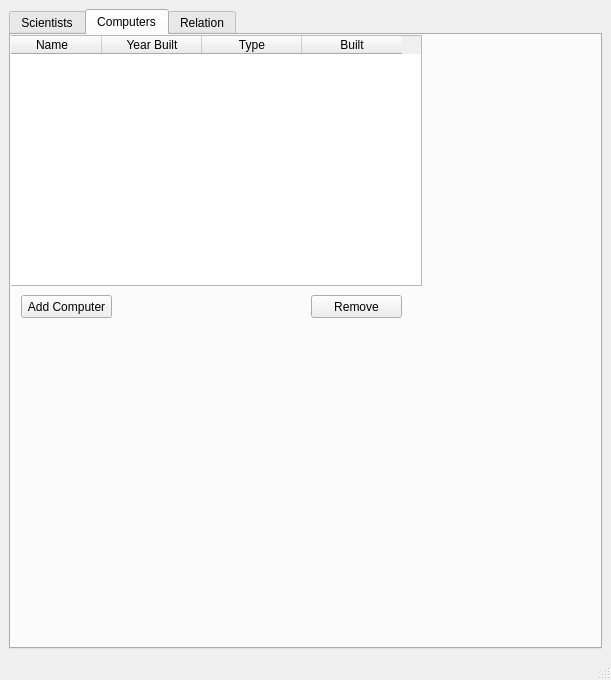
Qt form Verklegt/mainmenu.ui (disaerna/T-113-VLN1) before a commit.
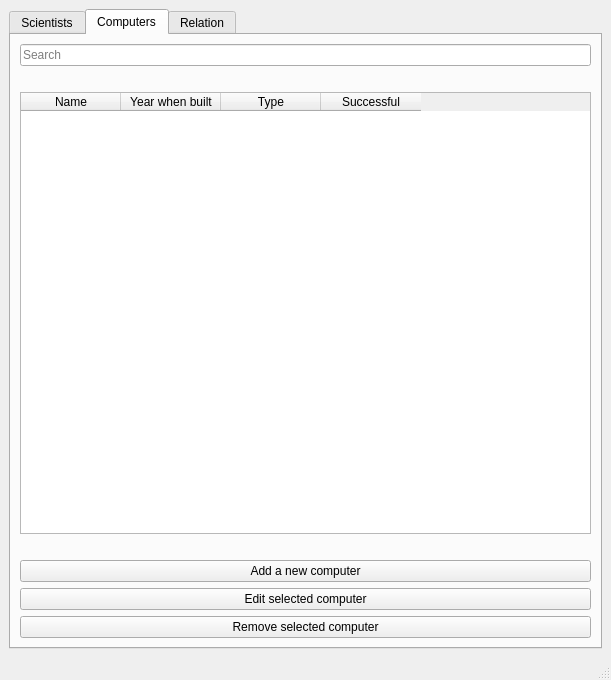
The same form after that commit. The open tabs and pages were chosen to show the change.

Commit message: Computer view + add Computer

```diff
--- a/Verklegt/mainmenu.ui
+++ b/Verklegt/mainmenu.ui
@@ -20,8 +20,8 @@
    <string>MainWindow</string>
   </property>
   <widget class="QWidget" name="centralwidget">
-   <layout class="QGridLayout" name="gridLayout">
-    <item row="0" column="0">
+   <layout class="QHBoxLayout" name="horizontalLayout">
+    <item>
      <widget class="QTabWidget" name="Mainmenu_tabs">
       <property name="minimumSize">
        <size>
@@ -172,41 +172,38 @@
        <attribute name="title">
         <string>Computers</string>
        </attribute>
-       <widget class="QPushButton" name="pushButton_AddComputer">
-        <property name="geometry">
-         <rect>
-          <x>10</x>
-          <y>260</y>
-          <width>91</width>
-          <height>23</height>
-         </rect>
-        </property>
-        <property name="text">
-         <string>Add Computer</string>
-        </property>
-       </widget>
-       <widget class="QPushButton" name="pushButton_RemoveComputer">
-        <property name="geometry">
-         <rect>
-          <x>300</x>
-          <y>260</y>
-          <width>91</width>
-          <height>23</height>
-         </rect>
-        </property>
-        <property name="text">
-         <string>Remove</string>
-        </property>
-       </widget>
+       <layout class="QVBoxLayout" name="verticalLayout_2">
+        <item>
+         <widget class="QLineEdit" name="Input_Search_Computer">
+          <property name="placeholderText">
+           <string>Search</string>
+          </property>
+         </widget>
+        </item>
+        <item>
+         <spacer name="horizontalSpacer_3">
+          <property name="orientation">
+           <enum>Qt::Horizontal</enum>
+          </property>
+          <property name="sizeHint" stdset="0">
+           <size>
+            <width>566</width>
+            <height>20</height>
+           </size>
+          </property>
+         </spacer>
+        </item>
+        <item>
        <widget class="QTableWidget" name="table_Computers">
-        <property name="geometry">
-         <rect>
-          <x>-10</x>
-          <y>0</y>
-          <width>421</width>
-          <height>251</height>
-         </rect>
-        </property>
+          <property name="alternatingRowColors">
+           <bool>true</bool>
+          </property>
+          <property name="selectionMode">
+           <enum>QAbstractItemView::SingleSelection</enum>
+          </property>
+          <attribute name="verticalHeaderVisible">
+           <bool>false</bool>
+          </attribute>
         <column>
          <property name="text">
           <string>Name</string>
@@ -214,7 +211,7 @@
         </column>
         <column>
          <property name="text">
-          <string>Year Built</string>
+            <string>Year when built</string>
          </property>
         </column>
         <column>
@@ -224,7 +221,7 @@
         </column>
         <column>
          <property name="text">
-          <string>Built</string>
+            <string>Successful</string>
          </property>
          <property name="font">
           <font>
@@ -233,6 +230,42 @@
          </property>
         </column>
        </widget>
+        </item>
+        <item>
+         <spacer name="horizontalSpacer_4">
+          <property name="orientation">
+           <enum>Qt::Horizontal</enum>
+          </property>
+          <property name="sizeHint" stdset="0">
+           <size>
+            <width>566</width>
+            <height>20</height>
+           </size>
+          </property>
+         </spacer>
+        </item>
+        <item>
+         <widget class="QPushButton" name="pushButton_AddComputer">
+          <property name="text">
+           <string>Add a new computer</string>
+          </property>
+         </widget>
+        </item>
+        <item>
+         <widget class="QPushButton" name="pushButton_3">
+          <property name="text">
+           <string>Edit selected computer</string>
+          </property>
+         </widget>
+        </item>
+        <item>
+         <widget class="QPushButton" name="pushButton_RemoveComputer">
+          <property name="text">
+           <string>Remove selected computer</string>
+          </property>
+         </widget>
+        </item>
+       </layout>
       </widget>
       <widget class="QWidget" name="Tab_Relations">
        <attribute name="title">
```
Left out of the diff: 24 changed lines with no effect on the pictures. Lines whose indentation alone changed are shown as unchanged. The commit also changes 17 other files.
